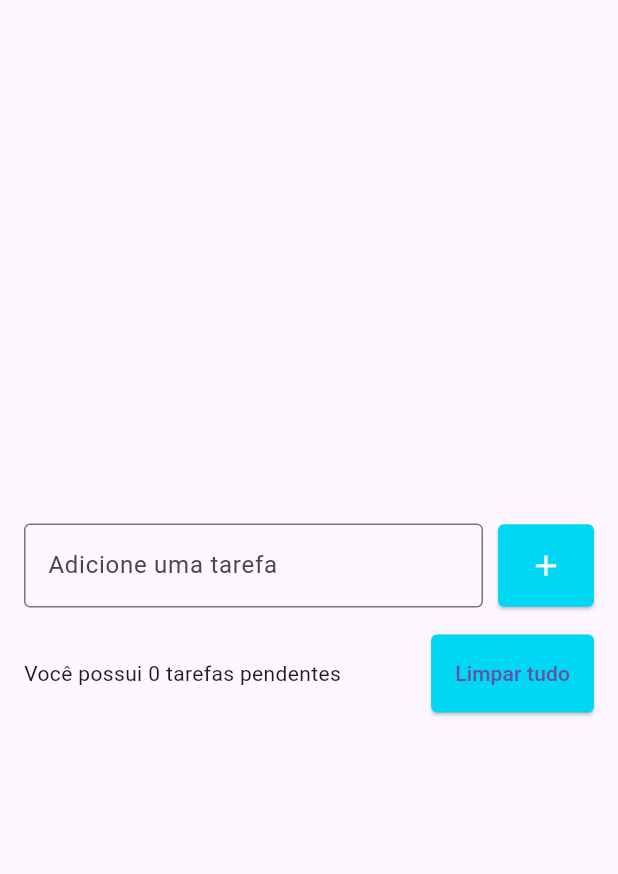
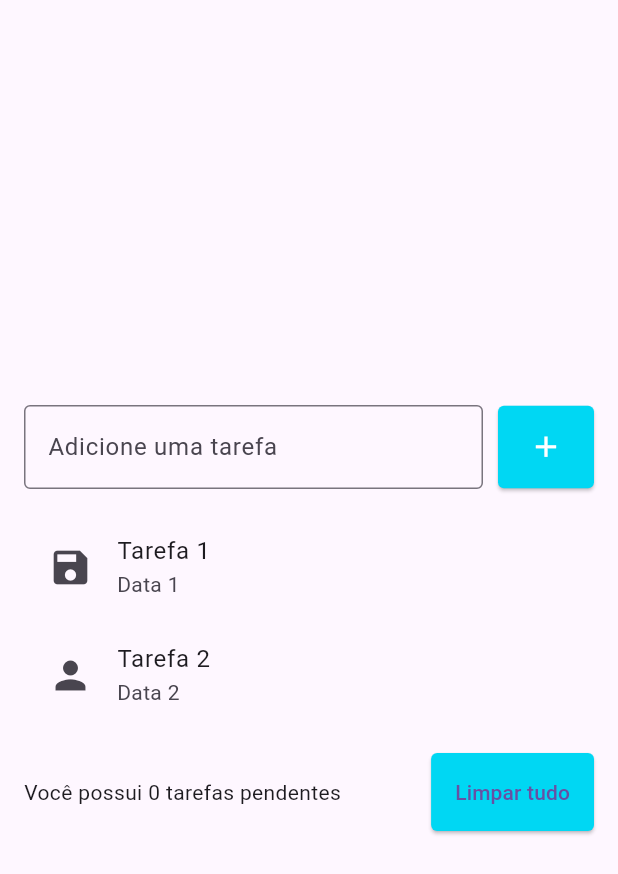
Before and after one commit to MarcosAndreLS/todo_list-learning_flutter, a Flutter app: the screen it shows after launch, on a phone screen of 412 x 824 dp. Shown: the top 874 px of the screen. Run offline on Flutter 3.47's test engine with Material 3 defaults, Android fonts, the phone set to English and light mode, and no system bars.

Commit message:
Aprendendo listView

```diff
--- a/lib/pages/todo_list_page.dart
+++ b/lib/pages/todo_list_page.dart
@@ -44,7 +44,31 @@ class TodoListPage extends StatelessWidget {
                   ),
                 ],
               ),
-              SizedBox(height: 18),
+              SizedBox(height: 16),
+              ListView(
+                shrinkWrap: true,
+                padding: EdgeInsets.zero, //importante
+                //physics: NeverScrollableScrollPhysics(),
+                children: [
+                  ListTile(
+                    title: Text('Tarefa 1'),
+                    subtitle: Text('Data 1'),
+                    leading: Icon(Icons.save, size: 30),
+                    onTap: () {
+                      print('Tarefa 1');
+                    },
+                  ),
+                  ListTile(
+                    title: Text('Tarefa 2'),
+                    subtitle: Text('Data 2'),
+                    leading: Icon(Icons.person, size: 30),
+                    onTap: () {
+                      print('Tarefa 2');
+                    },
+                  ),
+                ],
+              ),
+              SizedBox(height: 16),
               Row(
                 children: [
                   Expanded(
```
